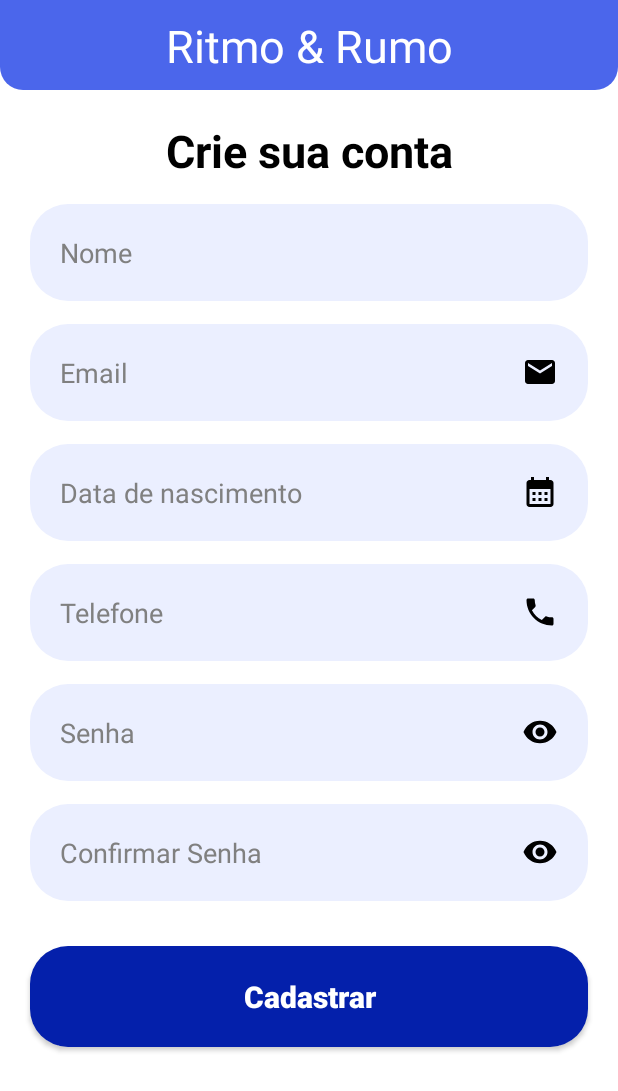
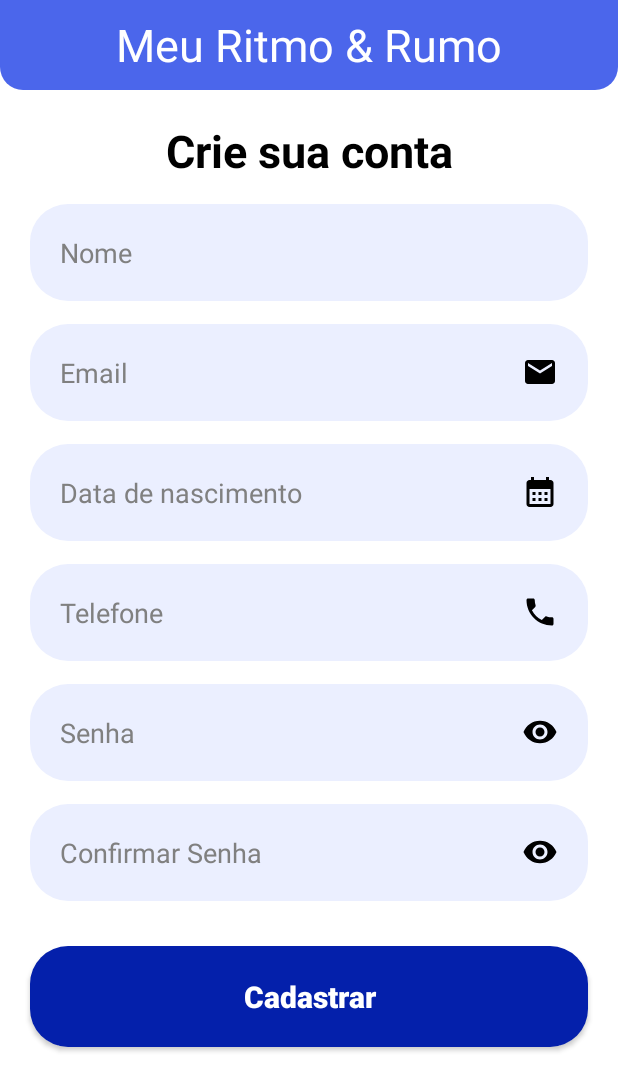
Before and after one commit to daniel-krgr/Trabalho-Integrado-2Bim, an Android app: the CadastroActivity screen opened directly, with no data from a screen before it, on a phone screen of 412 x 824 dp. Shown: the top 1091 px of the screen. Run offline under Robolectric (Android 15) with nearby library versions, the phone set to English and light mode, and no system bars.

Commit message:
ligação de telas

```diff
--- a/app/src/main/res/layout/activity_cadastro.xml
+++ b/app/src/main/res/layout/activity_cadastro.xml
@@ -13,25 +13,17 @@
         tools:context=".CadastroActivity"
         android:background="@drawable/background">
 
-        <View
+        <TextView
             style="@style/ContainerComponents"
             android:id="@+id/view"
+            android:text="@string/meu_ritmo_e_rumo"
+            android:textSize="30sp"
+            android:textColor="@color/white"
+            android:gravity="center"
             app:layout_constraintStart_toStartOf="parent"
             app:layout_constraintEnd_toEndOf="parent"
             app:layout_constraintTop_toTopOf="parent"
             />
-
-        <TextView
-            android:id="@+id/tvAppName"
-            android:layout_width="wrap_content"
-            android:layout_height="wrap_content"
-            android:text="@string/app_name"
-            android:textSize="30sp"
-            android:textColor="@color/white"
-            android:layout_marginTop="10dp"
-            app:layout_constraintStart_toStartOf="@id/view"
-            app:layout_constraintEnd_toEndOf="@id/view"
-            app:layout_constraintTop_toTopOf="@id/view" />
 
         <TextView
             android:id="@+id/tvCadastreSe"
--- a/app/src/main/res/layout/activity_calendario.xml
+++ b/app/src/main/res/layout/activity_calendario.xml
@@ -33,7 +33,7 @@
 
         <TextView
             style="@style/ContainerTodosOsCantosAzul"
-            android:id="@+id/viewSwitch1"
+            android:id="@+id/tvSwitchCalendario"
             android:text="@string/meu_calendario"
             android:gravity="center"
             android:textColor="@color/white"
@@ -43,7 +43,7 @@
             />
 
         <TextView
-            android:id="@+id/viewSwitch2"
+            android:id="@+id/tvSwitchAtividades"
             android:text="@string/minhas_atividades"
             android:gravity="center"
             android:layout_width="match_parent"
```
Also changed, not shown: app/src/main/java/com/example/trabalhointegrado2bim/AtividadesActivity.java (+19 -0 lines), app/src/main/java/com/example/trabalhointegrado2bim/CalendarioActivity.java (+17 -1 lines), app/src/main/res/layout/activity_atividades.xml (+7 -5 lines).
